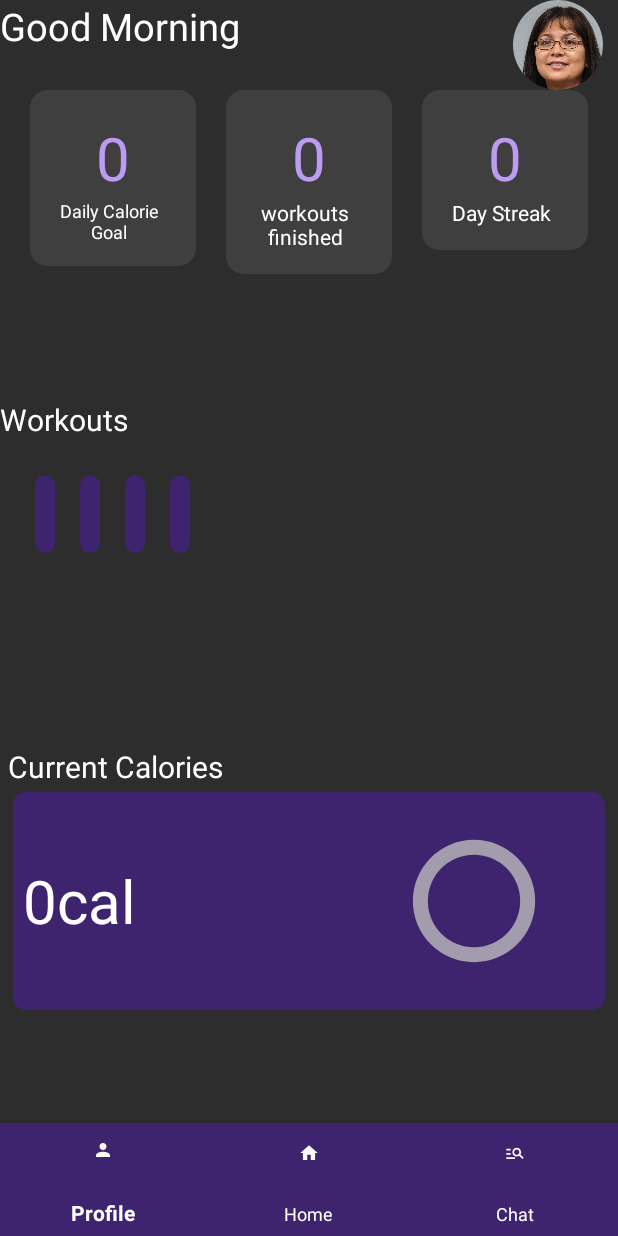
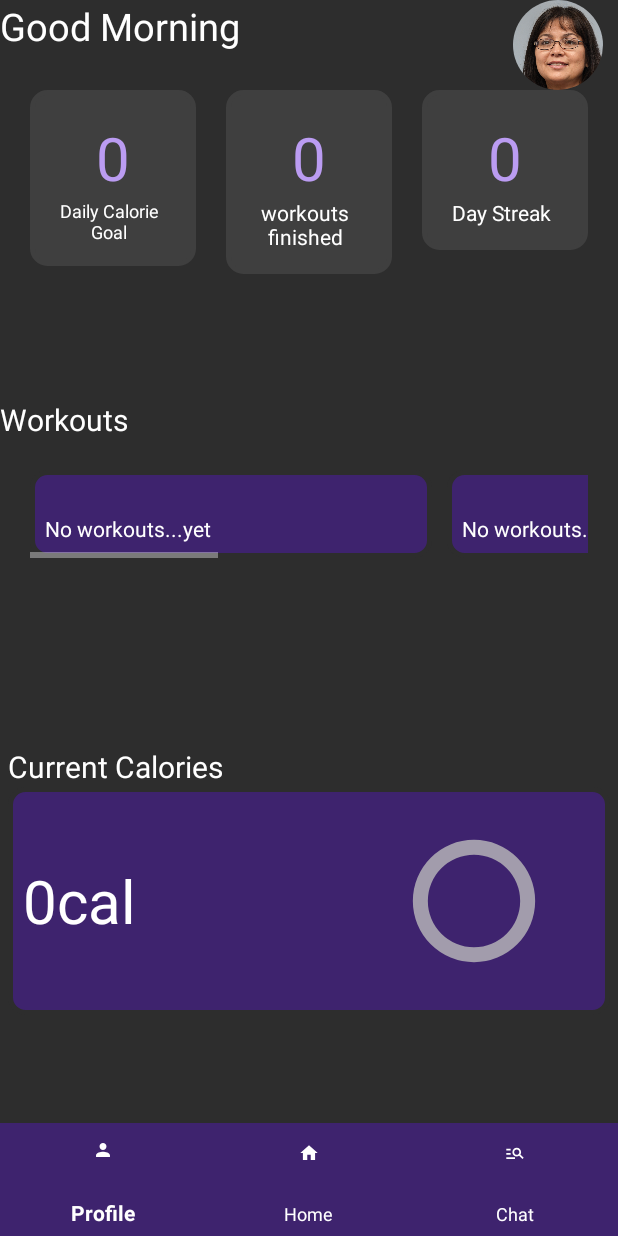
Before and after one commit to CharlesC234/MobileDeviceAppsProject, an Android app: the MainScreen screen opened directly, with no data from a screen before it, on a phone screen of 412 x 824 dp. Run offline under Robolectric (Android 15) with nearby library versions, the phone set to English and light mode, and no system bars; our stand-ins replace CircleImageView; 1 statement that could not run was skipped.

```diff
--- a/TeamProject/app/src/main/java/edu/floridapoly/mobiledeviceapps/fall23/cahillcharles/TeamProject/LoginActivity.java
+++ b/TeamProject/app/src/main/java/edu/floridapoly/mobiledeviceapps/fall23/cahillcharles/TeamProject/LoginActivity.java
@@ -54,9 +54,9 @@ public class LoginActivity extends AppCompatActivity implements AdapterView.OnIt
 
         // Retrieve values from shared preferences and set them to the respective TextViews
         uploadNameTextView.setText(sharedPreferences.getString(getString(R.string.name_key), ""));
-        uploadHeightTextView.setText(String.valueOf(sharedPreferences.getString(getString(R.string.height_key), "")));
-        uploadWeightTextView.setText(String.valueOf(sharedPreferences.getString(getString(R.string.weight_key), "")));
-        uploadCalorieTextView.setText(String.valueOf(sharedPreferences.getString(getString(R.string.calorie_key), "")));
+        uploadHeightTextView.setText(String.valueOf(sharedPreferences.getString(Integer.toString(R.string.height_key), "")));
+        uploadWeightTextView.setText(String.valueOf(sharedPreferences.getString(Integer.toString(R.string.weight_key), "")));
+        uploadCalorieTextView.setText(String.valueOf(sharedPreferences.getString(Integer.toString(R.string.calorie_key), "")));
 
         // Create an ArrayAdapter for the spinner
         ArrayAdapter<CharSequence> adapter = ArrayAdapter.createFromResource(
--- a/TeamProject/app/src/main/java/edu/floridapoly/mobiledeviceapps/fall23/cahillcharles/TeamProject/MainScreen.java
+++ b/TeamProject/app/src/main/java/edu/floridapoly/mobiledeviceapps/fall23/cahillcharles/TeamProject/MainScreen.java
@@ -3,7 +3,9 @@ package edu.floridapoly.mobiledeviceapps.fall23.cahillcharles.TeamProject;
 import androidx.annotation.NonNull;
 import androidx.appcompat.app.AppCompatActivity;
 
+import android.app.AlertDialog;
 import android.content.Context;
+import android.content.DialogInterface;
 import android.content.Intent;
 import android.content.SharedPreferences;
 import android.os.Bundle;
@@ -116,8 +118,8 @@ public class MainScreen extends AppCompatActivity implements
         scroll = findViewById(R.id.scroller);
         int i = 0;
         TextView view;
-        while(i < workouts.size() || i < 4)
-        {
+        if (workouts.size() != 0) {
+            while (i < workouts.size() && i < 4) {
                 WorkoutModelClass workout = workouts.get(i);
                 String desc = workout.getDescription();
                 String workoutName = workout.getName();
@@ -126,6 +128,34 @@ public class MainScreen extends AppCompatActivity implements
                 view = descriptions.get(i);
                 view.setText(desc);
                 i++;
+            }
+            if (i < 4)
+            {
+                while(i < 4)
+                {
+                    String desc = "No workouts...yet";
+                    String workoutName = "";
+                    view = titles.get(i);
+                    view.setText(workoutName);
+                    view = descriptions.get(i);
+                    view.setText(desc);
+                    i++;
+                }
+            }
+
+        }
+        else
+        {
+            while(i < 4)
+            {
+                String desc = "No workouts...yet";
+                String workoutName = "";
+                view = titles.get(i);
+                view.setText(workoutName);
+                view = descriptions.get(i);
+                view.setText(desc);
+                i++;
+            }
         }
         //putting the nav bar into activity
         bottomNavigationView = findViewById(R.id.bottomNavigationView);
@@ -156,6 +186,37 @@ public class MainScreen extends AppCompatActivity implements
                 }
             }
         });
+    }
+    public void finishedWorkout(View view)
+    {
+        //alert to maker sure the user actually wants to delete this workout
+        AlertDialog.Builder builder = new AlertDialog.Builder(this);
+        builder.setTitle("Finished Workout?");
+        builder.setMessage("Did you finish this Workout?");
+        builder.setCancelable(true);
+        builder.setPositiveButton("Yes", new DialogInterface.OnClickListener() {
+            //increase the workout finished function
+            @Override
+            public void onClick(DialogInterface dialogInterface, int i) {
+                SharedPreferences prefs = getSharedPreferences(PREFERENCES_NAME, Context.MODE_PRIVATE);
+                int finishedWorkouts = prefs.getInt(getString(R.string.workouts_finished_key),0);
+                finishedWorkouts++;
+                SharedPreferences.Editor editor = prefs.edit();
+                editor.putInt(getString(R.string.workouts_finished_key),finishedWorkouts);
+                editor.apply();
+                finWorkoutsTxt.setText(Integer.toString(finishedWorkouts));
+            }
+        });
+        builder.setNegativeButton("Cancel", new DialogInterface.OnClickListener() {
+            @Override
+            public void onClick(DialogInterface dialogInterface, int i) {
+                //nothing they just didn't delete the workout
+            }
+        });
+        //refresh view
+
+        //display alert dialog
+        builder.create().show();
     }
     public void updateCalorieCounter(int current, int goal)
     {
--- a/TeamProject/app/src/main/res/layout/activity_main_screen.xml
+++ b/TeamProject/app/src/main/res/layout/activity_main_screen.xml
@@ -181,10 +181,11 @@
                     android:orientation="horizontal">
 
                     <LinearLayout
-                        android:layout_width="match_parent"
+                        android:layout_width="268dp"
                         android:layout_height="wrap_content"
                         android:layout_marginRight="10dp"
                         android:background="@drawable/workout_bg"
+                        android:onClick="finishedWorkout"
                         android:orientation="vertical"
                         android:padding="10dp">
 
@@ -205,9 +206,10 @@
                     </LinearLayout>
 
                     <LinearLayout
-                        android:layout_width="match_parent"
+                        android:layout_width="268dp"
                         android:layout_height="match_parent"
                         android:layout_marginRight="10dp"
+                        android:onClick="finishedWorkout"
                         android:background="@drawable/workout_bg"
                         android:orientation="vertical"
                         android:padding="10dp">
@@ -229,9 +231,10 @@
                     </LinearLayout>
 
                     <LinearLayout
-                        android:layout_width="match_parent"
+                        android:layout_width="268dp"
                         android:layout_height="match_parent"
                         android:layout_marginRight="10dp"
+                        android:onClick="finishedWorkout"
                         android:background="@drawable/workout_bg"
                         android:orientation="vertical"
                         android:padding="10dp">
@@ -253,9 +256,10 @@
                     </LinearLayout>
 
                     <LinearLayout
-                        android:layout_width="match_parent"
+                        android:layout_width="268dp"
                         android:layout_height="match_parent"
                         android:background="@drawable/workout_bg"
+                        android:onClick="finishedWorkout"
                         android:orientation="vertical"
                         android:padding="10dp">
 
```
Also changed, not shown: 561 other files. Lines whose indentation alone changed are shown as unchanged.
